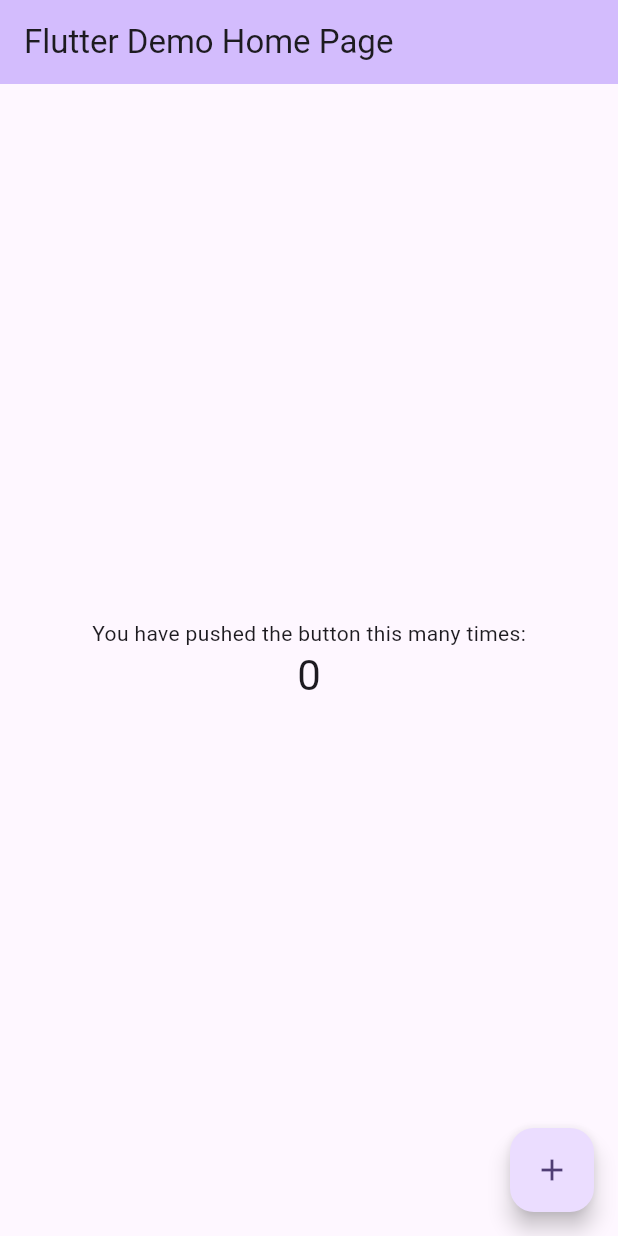
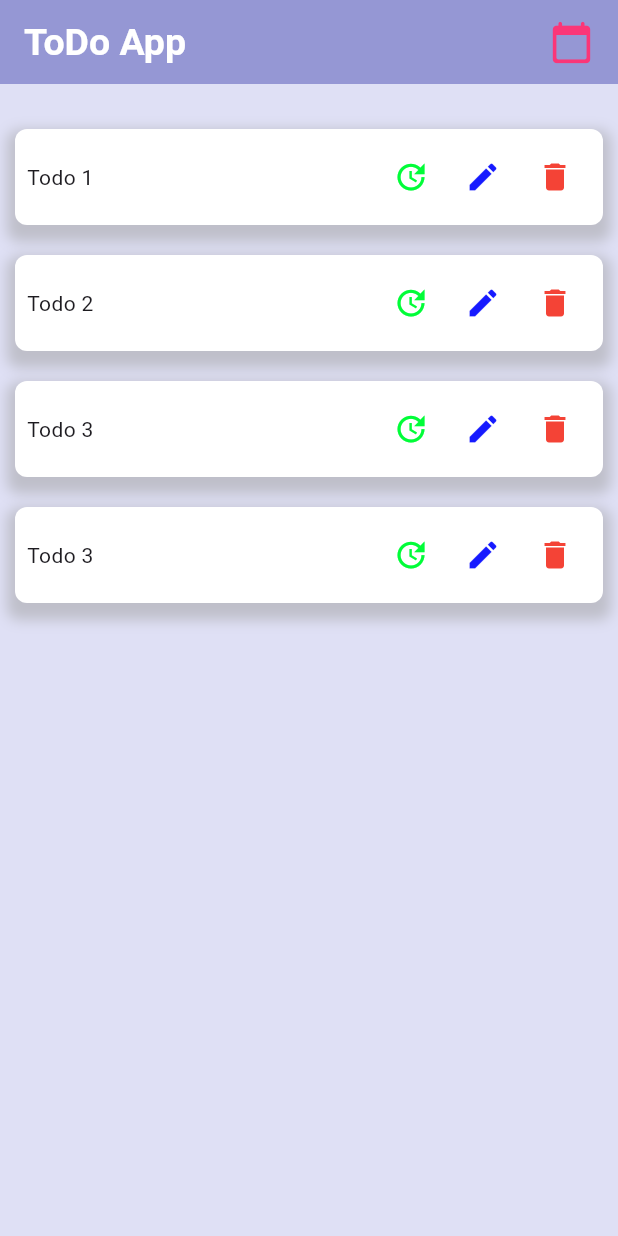
Before and after one commit to phong-bnb/Demo_FlutterOnlyme, a Flutter app: the screen it shows after launch, on a phone screen of 412 x 824 dp. Run offline on Flutter 3.47's test engine with Material 3 defaults, Android fonts, the phone set to English and light mode, and no system bars.

Commit message:
demo flutter v1

```diff
--- a/lib/main.dart
+++ b/lib/main.dart
@@ -1,125 +1,26 @@
+import 'package:demo_flutter/screen/createtodo.dart';
+import 'package:demo_flutter/screen/home.dart';
 import 'package:flutter/material.dart';
 
 void main() {
-  runApp(const MyApp());
+  runApp(const MaterialApp(
+    title: 'Flutter Demo',
+    home: SafeArea(
+        child: Scaffold(
+      body: Home(),
+    )),
+  ));
 }
 
-class MyApp extends StatelessWidget {
-  const MyApp({super.key});
-
-  // This widget is the root of your application.
+class Home extends StatelessWidget {
+  const Home({super.key});
   @override
   Widget build(BuildContext context) {
     return MaterialApp(
-      title: 'Flutter Demo',
-      theme: ThemeData(
-        // This is the theme of your application.
-        //
-        // TRY THIS: Try running your application with "flutter run". You'll see
-        // the application has a purple toolbar. Then, without quitting the app,
-        // try changing the seedColor in the colorScheme below to Colors.green
-        // and then invoke "hot reload" (save your changes or press the "hot
-        // reload" button in a Flutter-supported IDE, or press "r" if you used
-        // the command line to start the app).
-        //
-        // Notice that the counter didn't reset back to zero; the application
-        // state is not lost during the reload. To reset the state, use hot
-        // restart instead.
-        //
-        // This works for code too, not just values: Most code changes can be
-        // tested with just a hot reload.
-        colorScheme: ColorScheme.fromSeed(seedColor: Colors.deepPurple),
-        useMaterial3: true,
-      ),
-      home: const MyHomePage(title: 'Flutter Demo Home Page'),
+      routes: {
+        '/': (context) => MyHomePage(),
+        '/creart': (context) => CreateTodo(title: 'create')
+      },
     );
   }
 }
-
-class MyHomePage extends StatefulWidget {
-  const MyHomePage({super.key, required this.title});
-
-  // This widget is the home page of your application. It is stateful, meaning
-  // that it has a State object (defined below) that contains fields that affect
-  // how it looks.
-
-  // This class is the configuration for the state. It holds the values (in this
-  // case the title) provided by the parent (in this case the App widget) and
-  // used by the build method of the State. Fields in a Widget subclass are
-  // always marked "final".
-
-  final String title;
-
-  @override
-  State<MyHomePage> createState() => _MyHomePageState();
-}
-
-class _MyHomePageState extends State<MyHomePage> {
-  int _counter = 0;
-
-  void _incrementCounter() {
-    setState(() {
-      // This call to setState tells the Flutter framework that something has
-      // changed in this State, which causes it to rerun the build method below
-      // so that the display can reflect the updated values. If we changed
-      // _counter without calling setState(), then the build method would not be
-      // called again, and so nothing would appear to happen.
-      _counter++;
-    });
-  }
-
-  @override
-  Widget build(BuildContext context) {
-    // This method is rerun every time setState is called, for instance as done
-    // by the _incrementCounter method above.
-    //
-    // The Flutter framework has been optimized to make rerunning build methods
-    // fast, so that you can just rebuild anything that needs updating rather
-    // than having to individually change instances of widgets.
-    return Scaffold(
-      appBar: AppBar(
-        // TRY THIS: Try changing the color here to a specific color (to
-        // Colors.amber, perhaps?) and trigger a hot reload to see the AppBar
-        // change color while the other colors stay the same.
-        backgroundColor: Theme.of(context).colorScheme.inversePrimary,
-        // Here we take the value from the MyHomePage object that was created by
-        // the App.build method, and use it to set our appbar title.
-        title: Text(widget.title),
-      ),
-      body: Center(
-        // Center is a layout widget. It takes a single child and positions it
-        // in the middle of the parent.
-        child: Column(
-          // Column is also a layout widget. It takes a list of children and
-          // arranges them vertically. By default, it sizes itself to fit its
-          // children horizontally, and tries to be as tall as its parent.
-          //
-          // Column has various properties to control how it sizes itself and
-          // how it positions its children. Here we use mainAxisAlignment to
-          // center the children vertically; the main axis here is the vertical
-          // axis because Columns are vertical (the cross axis would be
-          // horizontal).
-          //
-          // TRY THIS: Invoke "debug painting" (choose the "Toggle Debug Paint"
-          // action in the IDE, or press "p" in the console), to see the
-          // wireframe for each widget.
-          mainAxisAlignment: MainAxisAlignment.center,
-          children: <Widget>[
-            const Text(
-              'You have pushed the button this many times:',
-            ),
-            Text(
-              '$_counter',
-              style: Theme.of(context).textTheme.headlineMedium,
-            ),
-          ],
-        ),
-      ),
-      floatingActionButton: FloatingActionButton(
-        onPressed: _incrementCounter,
-        tooltip: 'Increment',
-        child: const Icon(Icons.add),
-      ), // This trailing comma makes auto-formatting nicer for build methods.
-    );
-  }
-}
--- /dev/null
+++ b/lib/screen/createtodo.dart
@@ -0,0 +1,49 @@
+import 'package:flutter/material.dart';
+
+class CreateTodo extends StatefulWidget {
+  const CreateTodo({super.key, required this.title});
+
+  final String title;
+
+  @override
+  State<CreateTodo> createState() => _MyHomePageState();
+}
+
+class _MyHomePageState extends State<CreateTodo> {
+  int _counter = 0;
+
+  void _incrementCounter() {
+    setState(() {
+      _counter++;
+    });
+  }
+
+  @override
+  Widget build(BuildContext context) {
+    return Scaffold(
+      appBar: AppBar(
+        backgroundColor: Theme.of(context).colorScheme.inversePrimary,
+        title: Text(widget.title),
+      ),
+      body: Center(
+        child: Column(
+          mainAxisAlignment: MainAxisAlignment.center,
+          children: <Widget>[
+            const Text(
+              'You have pushed the button this many times:',
+            ),
+            Text(
+              '$_counter',
+              style: Theme.of(context).textTheme.headlineMedium,
+            ),
+          ],
+        ),
+      ),
+      floatingActionButton: FloatingActionButton(
+        onPressed: _incrementCounter,
+        tooltip: 'Increment',
+        child: const Icon(Icons.add),
+      ),
+    );
+  }
+}
--- /dev/null
+++ b/lib/screen/home.dart
@@ -0,0 +1,123 @@
+import 'package:demo_flutter/screen/createtodo.dart';
+import 'package:flutter/material.dart';
+import 'package:flutter/widgets.dart';
+
+class MyHomePage extends StatefulWidget {
+  const MyHomePage({super.key});
+
+  @override
+  State<MyHomePage> createState() => _MyHomePageState();
+}
+
+class _MyHomePageState extends State<MyHomePage> {
+  @override
+  Widget build(BuildContext context) {
+    return Scaffold(
+      appBar: AppBar(
+        title: Row(
+          children: <Widget>[
+            Text('ToDo App'),
+            Spacer(),
+            Icon(
+              Icons.calendar_today_rounded,
+              color: Color.fromARGB(255, 251, 54, 120),
+              size: 30.0,
+            )
+          ],
+        ),
+        titleTextStyle: TextStyle(fontSize: 25, fontWeight: FontWeight.bold),
+        backgroundColor: Color.fromARGB(250, 147, 149, 211),
+      ),
+      body: Center(
+        child: Container(
+          padding: EdgeInsets.only(top: 20),
+          color: Color.fromARGB(249, 222, 223, 245),
+          child: Column(
+            children: <Widget>[
+              TodoItem(
+                text: 'Todo 1',
+                textStyle: TextStyle(fontSize: 50, fontWeight: FontWeight.bold),
+                backgroundColor: const Color.fromARGB(255, 255, 255, 255),
+              ),
+              TodoItem(
+                text: 'Todo 2',
+                textStyle: TextStyle(fontSize: 50, fontWeight: FontWeight.bold),
+                backgroundColor: const Color.fromARGB(255, 255, 255, 255),
+              ),
+              TodoItem(
+                text: 'Todo 3',
+                textStyle: TextStyle(fontSize: 50, fontWeight: FontWeight.bold),
+                backgroundColor: const Color.fromARGB(255, 255, 255, 255),
+              ),
+              TodoItem(
+                text: 'Todo 3',
+                textStyle: TextStyle(fontSize: 50, fontWeight: FontWeight.bold),
+                backgroundColor: const Color.fromARGB(255, 255, 255, 255),
+              ),
+            ],
+          ),
+        ),
+      ),
+    );
+  }
+}
+
+class TodoItem extends StatelessWidget {
+  final String text;
+  final Color backgroundColor;
+  final TextStyle textStyle;
+  TodoItem(
+      {required this.text,
+      required this.backgroundColor,
+      required this.textStyle});
+  @override
+  Widget build(BuildContext context) {
+    return Container(
+      padding: EdgeInsets.all(8),
+      margin: EdgeInsets.all(10),
+      decoration: BoxDecoration(
+        borderRadius: BorderRadius.circular(8.0),
+        boxShadow: [
+          BoxShadow(
+            color: Colors.grey.withOpacity(0.5),
+            spreadRadius: 5,
+            blurRadius: 7,
+            offset: Offset(0, 6), // Dịch chuyển bóng theo chiều dọc
+          ),
+        ],
+        color: backgroundColor,
+      ),
+      child: Row(
+        mainAxisAlignment: MainAxisAlignment.spaceBetween,
+        children: <Widget>[
+          Text(text), // Text của todo
+          Row(
+            children: <Widget>[
+              IconButton(
+                icon: Icon(Icons.update),
+                color: Color.fromARGB(255, 1, 253, 56), // Icon update
+                onPressed: () {
+                  // Xử lý khi nhấn nút update
+                },
+              ),
+              IconButton(
+                icon: Icon(Icons.create),
+                color: Color.fromARGB(255, 22, 26, 255), // Icon update
+                onPressed: () {
+                  // Xử lý khi nhấn nút update
+                },
+              ),
+              IconButton(
+                icon: Icon(Icons.delete),
+                color: Colors.red.withOpacity(1), // Icon delete
+                onPressed: () {
+                  // Xử lý khi nhấn nút delete
+                },
+              ),
+            ],
+          ),
+        ],
+      ),
+    );
+  }
+}
```
